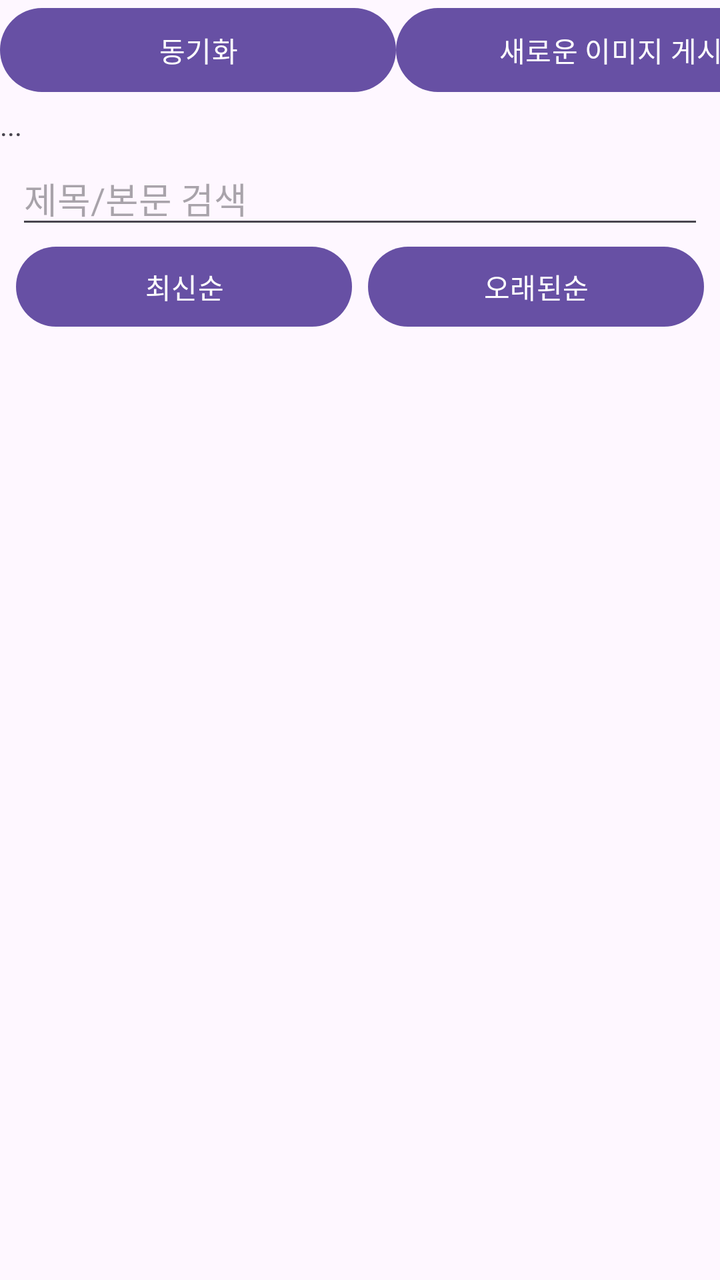
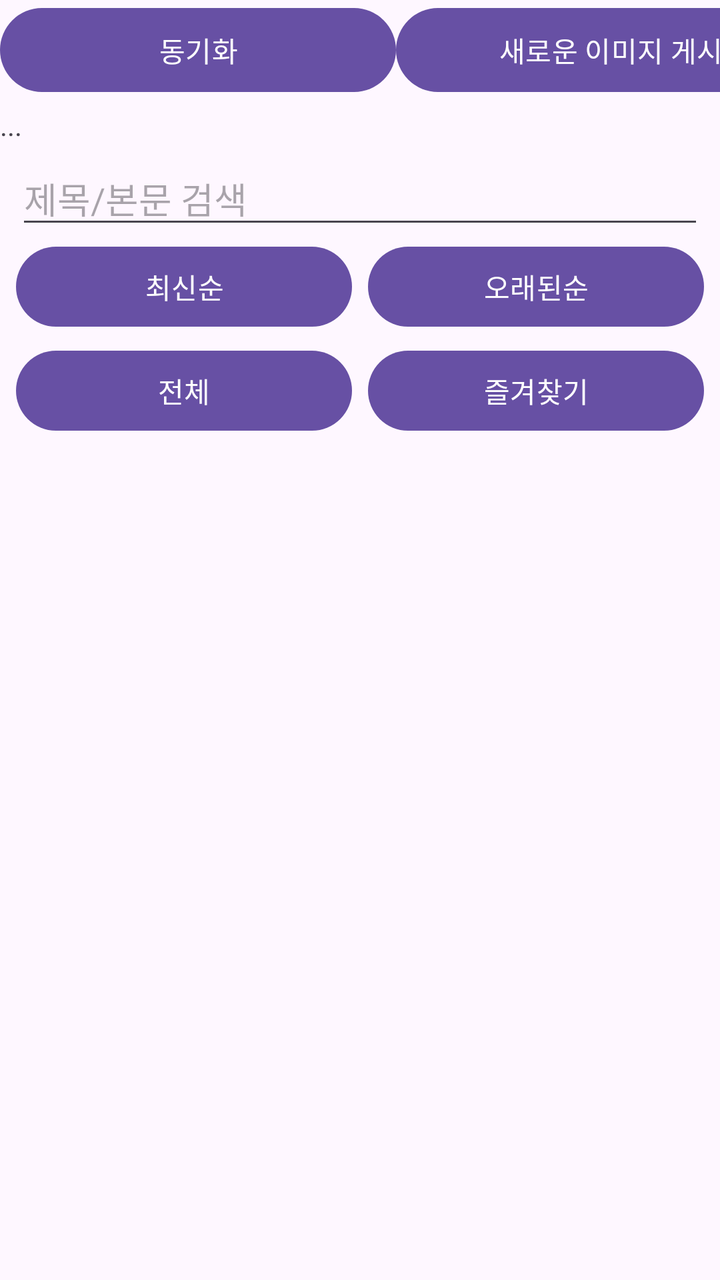

Screens rendered from an Android XML layout before and after an edit, with the pre-edit source and the edit as a unified diff.
<!-- AndroidManifest.xml: application theme Theme.PhotoViewer -->
<!-- res/layout/activity_main.xml -->
<?xml version="1.0" encoding="utf-8"?>
<LinearLayout xmlns:android="http://schemas.android.com/apk/res/android"
    xmlns:app="http://schemas.android.com/apk/res-auto"
    xmlns:tools="http://schemas.android.com/tools"
    android:id="@+id/main"
    android:layout_width="match_parent"
    android:layout_height="match_parent"
    android:orientation="vertical"
    tools:context=".MainActivity">

    <LinearLayout
        android:layout_width="match_parent"
        android:layout_height="53dp"
        android:orientation="horizontal">

        <Button
            android:id="@+id/btn_load"
            android:layout_width="198dp"
            android:layout_height="50dp"
            android:onClick="onClickDownload"
            android:text="동기화" />

        <Button
            android:id="@+id/btn_save"
            android:layout_width="215dp"
            android:layout_height="50dp"
            android:onClick="onClickUpload"
            android:text="새로운 이미지 게시" />
    </LinearLayout>

    <TextView
        android:id="@+id/textView"
        android:layout_width="match_parent"
        android:layout_height="wrap_content"
        android:text="..." />

    <EditText
        android:id="@+id/searchInput"
        android:layout_width="match_parent"
        android:layout_height="wrap_content"
        android:layout_marginStart="8dp"
        android:layout_marginTop="4dp"
        android:layout_marginEnd="8dp"
        android:hint="제목/본문 검색"
        android:inputType="text"
        android:maxLines="1" />

    <LinearLayout
        android:layout_width="match_parent"
        android:layout_height="wrap_content"
        android:layout_marginStart="8dp"
        android:layout_marginEnd="8dp"
        android:orientation="horizontal">

        <Button
            android:id="@+id/btnSortNewest"
            android:layout_width="0dp"
            android:layout_height="wrap_content"
            android:layout_weight="1"
            android:text="최신순" />

        <Button
            android:id="@+id/btnSortOldest"
            android:layout_width="0dp"
            android:layout_height="wrap_content"
            android:layout_marginStart="8dp"
            android:layout_weight="1"
            android:text="오래된순" />
    </LinearLayout>

    <androidx.recyclerview.widget.RecyclerView
        android:id="@+id/recyclerView"
        android:layout_width="match_parent"
        android:layout_height="wrap_content"
        android:layout_margin="16dp"
        android:orientation="vertical" />

</LinearLayout>
<!-- resources referenced by this layout -->
<resources>
  <style name="Theme.PhotoViewer" parent="Base.Theme.PhotoViewer" />
  <style name="Base.Theme.PhotoViewer" parent="Theme.Material3.DayNight.NoActionBar">
          
          
      </style>
</resources>

<!-- the commit's change to res/layout/activity_main.xml (unified diff, before → after) -->
@@ -68,6 +68,30 @@
             android:text="오래된순" />
     </LinearLayout>
 
+    <LinearLayout
+        android:layout_width="match_parent"
+        android:layout_height="wrap_content"
+        android:layout_marginStart="8dp"
+        android:layout_marginTop="4dp"
+        android:layout_marginEnd="8dp"
+        android:orientation="horizontal">
+
+        <Button
+            android:id="@+id/btnFilterAll"
+            android:layout_width="0dp"
+            android:layout_height="wrap_content"
+            android:layout_weight="1"
+            android:text="전체" />
+
+        <Button
+            android:id="@+id/btnFilterFavorites"
+            android:layout_width="0dp"
+            android:layout_height="wrap_content"
+            android:layout_marginStart="8dp"
+            android:layout_weight="1"
+            android:text="즐겨찾기" />
+    </LinearLayout>
+
     <androidx.recyclerview.widget.RecyclerView
         android:id="@+id/recyclerView"
         android:layout_width="match_parent"
